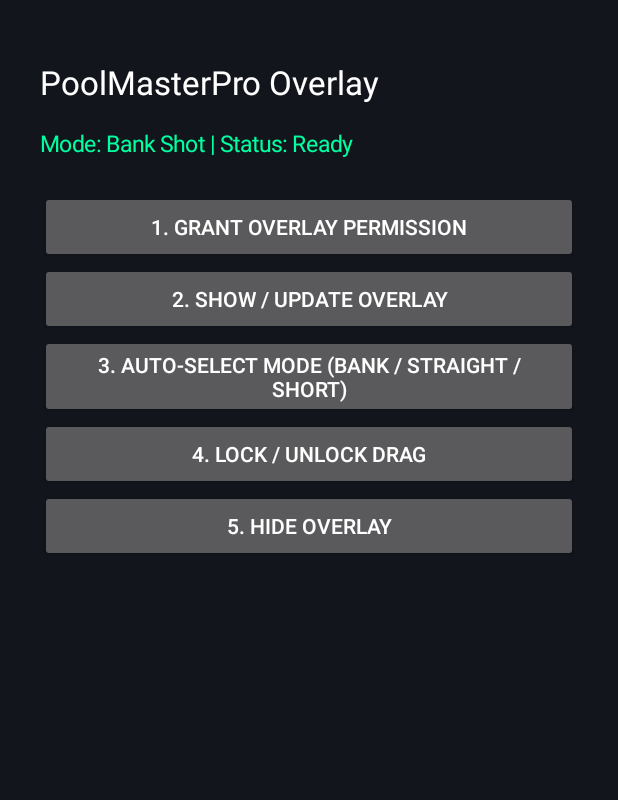
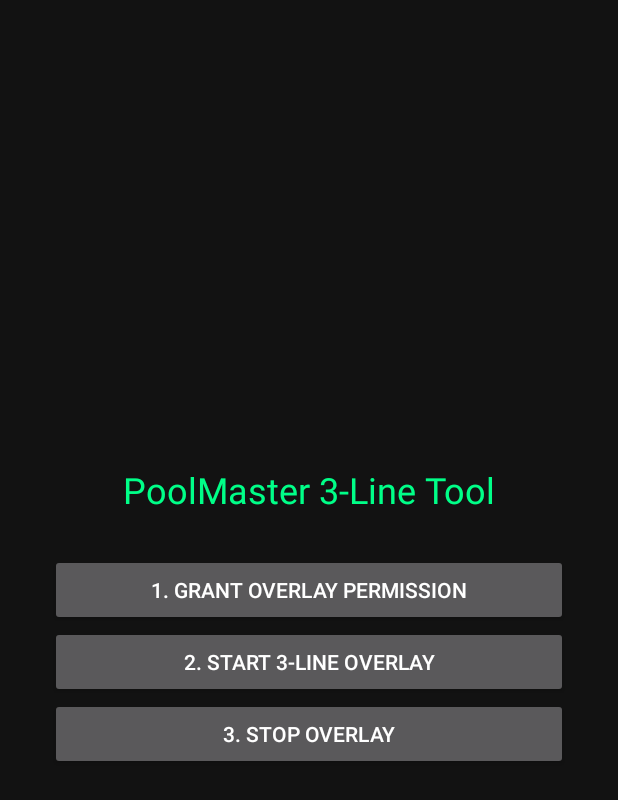
Before and after one commit to netkabap/Pooilampro, an Android app: the screen it shows after launch (MainActivity), after a tap on "1. GRANT OVERLAY PERMISSION", on a phone screen of 412 x 824 dp. Shown: the top 800 px of the screen. Run offline under Robolectric (Android 15) with nearby library versions, the phone set to English and light mode, and no system bars.

Commit message:
Update MainActivity.kt

```diff
--- a/app/src/main/java/com/poolmasterpro/app/MainActivity.kt
+++ b/app/src/main/java/com/poolmasterpro/app/MainActivity.kt
@@ -2,17 +2,11 @@ package com.poolmasterpro.app
 
 import android.app.Activity
 import android.content.Intent
-import android.graphics.Color
-import android.graphics.PixelFormat
-import android.graphics.drawable.GradientDrawable
 import android.net.Uri
 import android.os.Build
 import android.os.Bundle
 import android.provider.Settings
 import android.view.Gravity
-import android.view.MotionEvent
-import android.view.View
-import android.view.WindowManager
 import android.widget.Button
 import android.widget.LinearLayout
 import android.widget.TextView
@@ -20,193 +14,63 @@ import android.widget.Toast
 
 class MainActivity : Activity() {
 
-    private var windowManager: WindowManager? = null
-    private var overlayView: View? = null
-    private var isLocked = false
-    private var currentMode = "Bank Shot"
-
     override fun onCreate(savedInstanceState: Bundle?) {
         super.onCreate(savedInstanceState)
 
-        val rootLayout = LinearLayout(this).apply {
+        val layout = LinearLayout(this).apply {
             orientation = LinearLayout.VERTICAL
-            setPadding(40, 60, 40, 60)
-            setBackgroundColor(Color.parseColor("#12151C"))
+            gravity = Gravity.CENTER
+            setPadding(50, 50, 50, 50)
+            setBackgroundColor(0xFF121212.toInt())
         }
 
-        val titleText = TextView(this).apply {
-            text = "PoolMasterPro Overlay"
-            textSize = 22f
-            setTextColor(Color.WHITE)
-            setPadding(0, 0, 0, 24)
+        val title = TextView(this).apply {
+            text = "PoolMaster 3-Line Tool"
+            textSize = 24f
+            setTextColor(0xFF00FF88.toInt())
+            gravity = Gravity.CENTER
+            setPadding(0, 0, 0, 40)
         }
 
-        val statusText = TextView(this).apply {
-            text = "Mode: $currentMode | Status: Ready"
-            textSize = 15f
-            setTextColor(Color.parseColor("#00FFA0"))
-            setPadding(0, 0, 0, 32)
-        }
-
-        val permBtn = Button(this).apply {
-            text = "1. Grant Overlay Permission"
-            setOnClickListener { requestOverlayPermission() }
-        }
-
-        val showBtn = Button(this).apply {
-            text = "2. Show / Update Overlay"
+        val btnPerm = Button(this).apply {
+            text = "1. GRANT OVERLAY PERMISSION"
             setOnClickListener {
-                if (canDrawOverlay()) {
-                    showFloatingOverlay(statusText)
+                if (Build.VERSION.SDK_INT >= Build.VERSION_CODES.M && !Settings.canDrawOverlays(this@MainActivity)) {
+                    val intent = Intent(
+                        Settings.ACTION_MANAGE_OVERLAY_PERMISSION,
+                        Uri.parse("package:$packageName")
+                    )
+                    startActivity(intent)
                 } else {
-                    Toast.makeText(context, "Pehle Overlay Permission on karein", Toast.LENGTH_SHORT).show()
-                    requestOverlayPermission()
+                    Toast.makeText(this@MainActivity, "Permission Already Granted!", Toast.LENGTH_SHORT).show()
                 }
             }
         }
 
-        val modeBtn = Button(this).apply {
-            text = "3. Auto-Select Mode (Bank / Straight / Short)"
+        val btnStart = Button(this).apply {
+            text = "2. START 3-LINE OVERLAY"
             setOnClickListener {
-                currentMode = when (currentMode) {
-                    "Bank Shot" -> "Straight Shot"
-                    "Straight Shot" -> "Precision Short"
-                    else -> "Bank Shot"
-                }
-                statusText.text = "Mode: $currentMode | Overlay: ${if (overlayView != null) "Active" else "Ready"}"
-                if (overlayView != null) {
-                    removeFloatingOverlay()
-                    showFloatingOverlay(statusText)
+                if (Build.VERSION.SDK_INT >= Build.VERSION_CODES.M && !Settings.canDrawOverlays(this@MainActivity)) {
+                    Toast.makeText(this@MainActivity, "Pehle Permission Grant Karein!", Toast.LENGTH_SHORT).show()
+                } else {
+                    startService(Intent(this@MainActivity, OverlayService::class.java))
+                    moveTaskToBack(true)
                 }
             }
         }
 
-        val lockBtn = Button(this).apply {
-            text = "4. Lock / Unlock Drag"
+        val btnStop = Button(this).apply {
+            text = "3. STOP OVERLAY"
             setOnClickListener {
-                isLocked = !isLocked
-                Toast.makeText(
-                    context,
-                    if (isLocked) "Overlay Locked" else "Overlay Unlocked",
-                    Toast.LENGTH_SHORT
-                ).show()
+                stopService(Intent(this@MainActivity, OverlayService::class.java))
             }
         }
 
-        val hideBtn = Button(this).apply {
-            text = "5. Hide Overlay"
-            setOnClickListener {
-                removeFloatingOverlay()
-                statusText.text = "Mode: $currentMode | Overlay: Hidden"
-            }
-        }
+        layout.addView(title)
+        layout.addView(btnPerm)
+        layout.addView(btnStart)
+        layout.addView(btnStop)
 
-        rootLayout.addView(titleText)
-        rootLayout.addView(statusText)
-        rootLayout.addView(permBtn)
-        rootLayout.addView(showBtn)
-        rootLayout.addView(modeBtn)
-        rootLayout.addView(lockBtn)
-        rootLayout.addView(hideBtn)
-
-        setContentView(rootLayout)
-    }
-
-    private fun canDrawOverlay(): Boolean {
-        return Build.VERSION.SDK_INT < Build.VERSION_CODES.M || Settings.canDrawOverlays(this)
-    }
-
-    private fun requestOverlayPermission() {
-        if (Build.VERSION.SDK_INT >= Build.VERSION_CODES.M && !Settings.canDrawOverlays(this)) {
-            val intent = Intent(
-                Settings.ACTION_MANAGE_OVERLAY_PERMISSION,
-                Uri.parse("package:$packageName")
-            )
-            startActivity(intent)
-        } else {
-            Toast.makeText(this, "Permission pehle se allowed hai", Toast.LENGTH_SHORT).show()
-        }
-    }
-
-    private fun showFloatingOverlay(statusText: TextView) {
-        removeFloatingOverlay()
-        windowManager = getSystemService(WINDOW_SERVICE) as WindowManager
-
-        val layoutType = if (Build.VERSION.SDK_INT >= Build.VERSION_CODES.O) {
-            WindowManager.LayoutParams.TYPE_APPLICATION_OVERLAY
-        } else {
-            @Suppress("DEPRECATION")
-            WindowManager.LayoutParams.TYPE_PHONE
-        }
-
-        val params = WindowManager.LayoutParams(
-            WindowManager.LayoutParams.WRAP_CONTENT,
-            WindowManager.LayoutParams.WRAP_CONTENT,
-            layoutType,
-            WindowManager.LayoutParams.FLAG_NOT_FOCUSABLE,
-            PixelFormat.TRANSLUCENT
-        ).apply {
-            gravity = Gravity.TOP or Gravity.START
-            x = 120
-            y = 260
-        }
-
-        val bg = GradientDrawable().apply {
-            setColor(Color.parseColor("#CC1B2230"))
-            cornerRadius = 28f
-            setStroke(4, Color.parseColor("#00FFA0"))
-        }
-
-        val badge = TextView(this).apply {
-            text = "[$currentMode] Drag Me"
-            textSize = 14f
-            setTextColor(Color.WHITE)
-            setPadding(28, 18, 28, 18)
-            background = bg
-        }
-
-        var initialX = 0
-        var initialY = 0
-        var initialTouchX = 0f
-        var initialTouchY = 0f
-
-        badge.setOnTouchListener { _, event ->
-            if (isLocked) return@setOnTouchListener false
-            when (event.action) {
-                MotionEvent.ACTION_DOWN -> {
-                    initialX = params.x
-                    initialY = params.y
-                    initialTouchX = event.rawX
-                    initialTouchY = event.rawY
-                    true
-                }
-                MotionEvent.ACTION_MOVE -> {
-                    params.x = initialX + (event.rawX - initialTouchX).toInt()
-                    params.y = initialY + (event.rawY - initialTouchY).toInt()
-                    windowManager?.updateViewLayout(badge, params)
-                    true
-                }
-                else -> false
-            }
-        }
-
-        overlayView = badge
-        windowManager?.addView(badge, params)
-        statusText.text = "Mode: $currentMode | Overlay: Active"
-    }
-
-    private fun removeFloatingOverlay() {
-        overlayView?.let {
-            try {
-                windowManager?.removeView(it)
-            } catch (_: Exception) {
-            }
-        }
-        overlayView = null
-    }
-
-    override fun onDestroy() {
-        removeFloatingOverlay()
-        super.onDestroy()
+        setContentView(layout)
     }
 }
```
